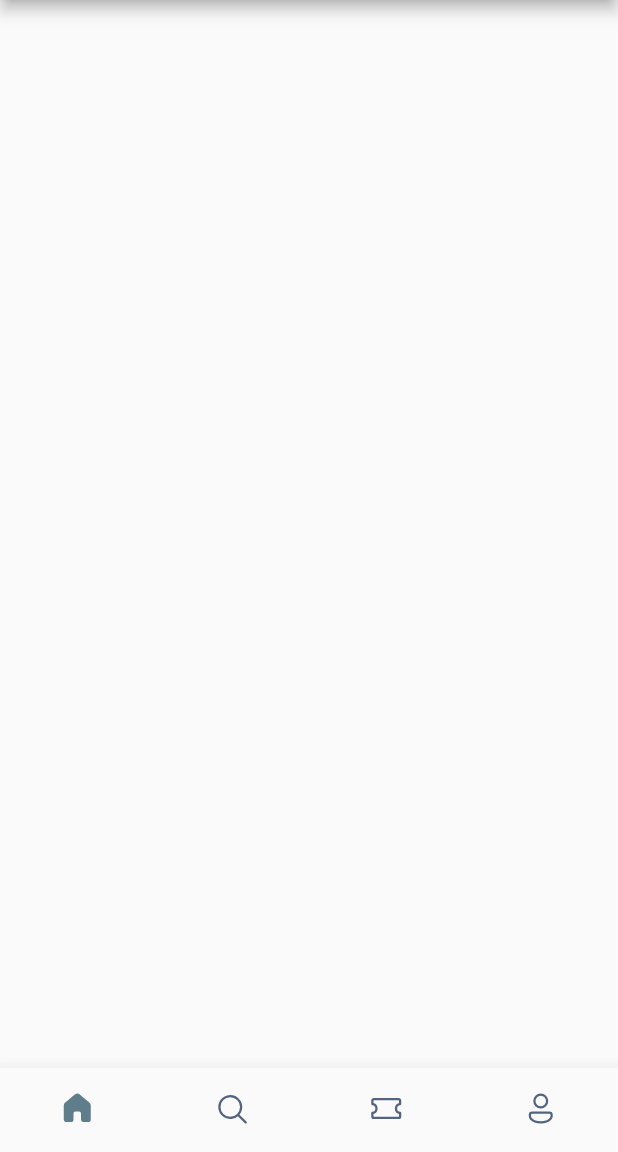
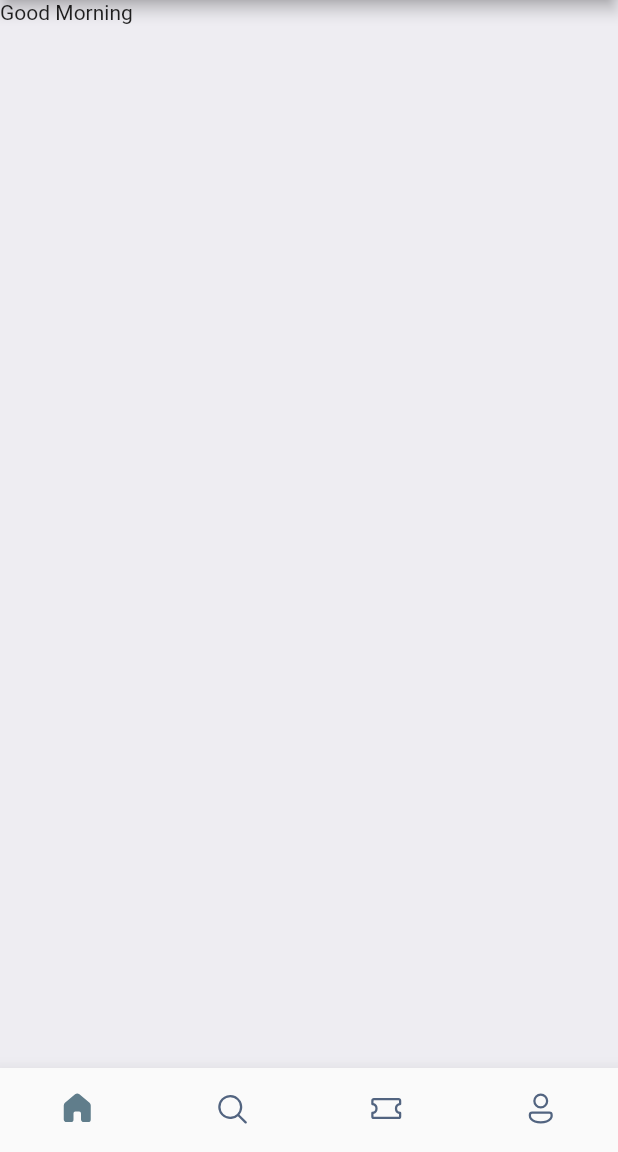
Before and after one commit to OkoroaforKelechiDivine/booking-ticket, a Flutter app: the screen it shows after launch, on a phone screen of 412 x 824 dp, the part 84-1236 px from its top. Run offline on Flutter 3.47's test engine with Material 2 defaults, Android fonts, the phone set to English and light mode, and no system bars; our stand-ins replace fluentui_icons.

Commit message:
working on home screen

```diff
--- a/lib/screens/home_screen.dart
+++ b/lib/screens/home_screen.dart
@@ -1,10 +1,33 @@
 import 'package:flutter/cupertino.dart';
+import 'package:flutter/material.dart';
 
 class HomeScreen extends StatelessWidget {
   const HomeScreen({Key? key}) : super(key: key);
 
   @override
   Widget build(BuildContext context) {
-    return Container();
+    return Scaffold(
+      backgroundColor: Color(0xFFeeedf2),
+      body: ListView(
+        children: [
+          Container(
+            child: Column(
+              children: [
+                Row(
+                  children: [
+                    Text("Good Morning"),
+                    Container(
+                      decoration: BoxDecoration(
+                        borderRadius: BorderRadius.circular(10)
+                      ),
+                    )
+                  ],
+                )
+              ],
+            ),
+          )
+        ],
+      ),
+    );
   }
 }
--- a/pubspec.yaml
+++ b/pubspec.yaml
@@ -23,3 +23,6 @@ dev_dependencies:
 
 flutter:
   uses-material-design: true
+
+  assets:
+    - assets/images/
```
